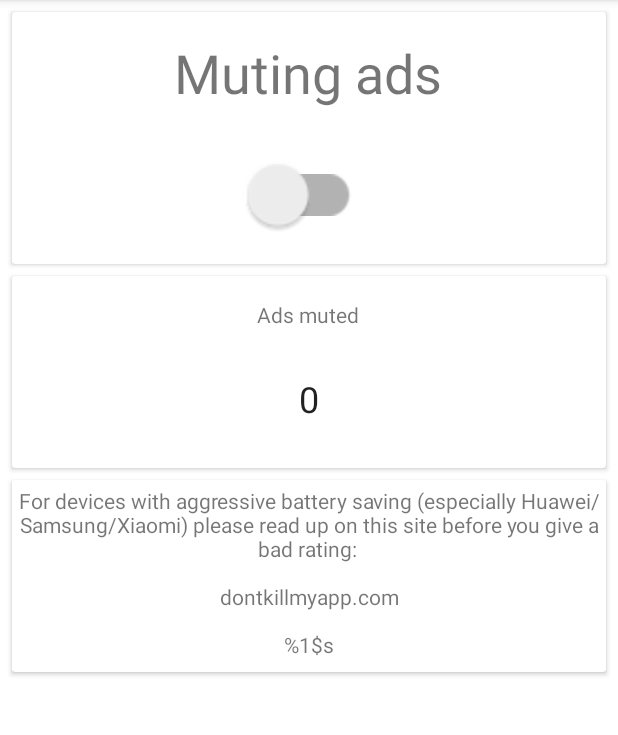
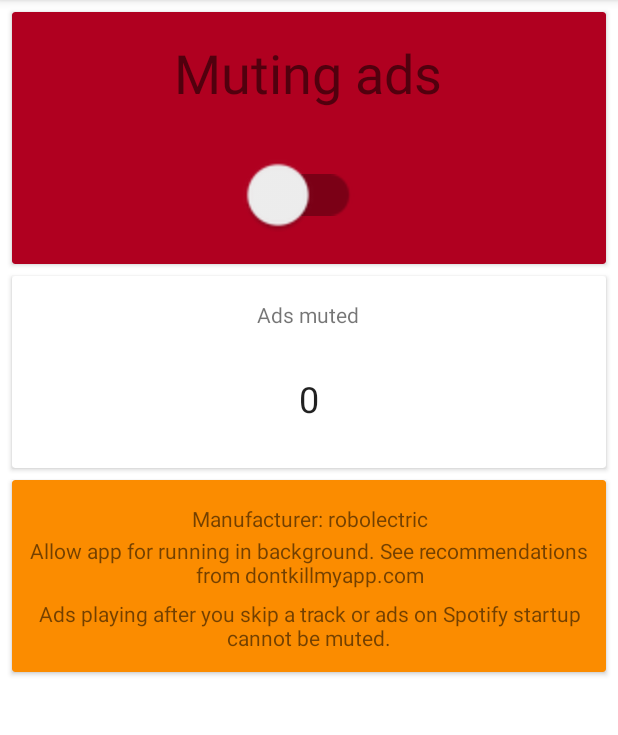
Before and after one commit to samu-developments/SpotMute, an Android app: the screen it shows after launch (MainActivity), on a phone screen of 412 x 824 dp, the part 84-819 px from its top. Run offline under Robolectric (Android 15) with nearby library versions, the phone set to English and light mode, and no system bars.

Commit message:
Manufacturer info card

```diff
--- a/app/src/main/java/com/developments/samu/muteforspotify/MainActivity.kt
+++ b/app/src/main/java/com/developments/samu/muteforspotify/MainActivity.kt
@@ -21,7 +21,6 @@ import kotlinx.android.synthetic.main.activity_main.*
 
 private const val TAG = "MainActivity"
 
-// TODO: https://dontkillmyapp.com/apidoc
 
 class MainActivity : AppCompatActivity() {
     private val loggerServiceIntentForeground by lazy { Intent(LoggerService.ACTION_START_FOREGROUND, Uri.EMPTY, this, LoggerService::class.java) }
@@ -37,7 +36,7 @@ class MainActivity : AppCompatActivity() {
         }
 
         card_view_help.setOnClickListener { DokiDialog.show(this@MainActivity) }
-
+        tv_help_manufacturer.text = getString(R.string.mute_info_manufacturer, Build.MANUFACTURER)
     }
 
     // If Spotify is installed; show a 'enable broadcast' dialog. If not
--- a/app/src/main/java/com/developments/samu/muteforspotify/service/LoggerService.kt
+++ b/app/src/main/java/com/developments/samu/muteforspotify/service/LoggerService.kt
@@ -186,7 +186,7 @@ class LoggerService : Service() {
      10. The need for two handlers, one for muting and one for unmuting is because we want to delay the
      unmuting, but at the same time set a new timer for muting (for the new song).
      */
-
+    // FIXME: does not handle 'reset' song (pressing previous button)
     private fun log(song: Song) {
         Log.d(LOG_TAG, "log:log called $song")
         if (song.id == lastSong.id && song.playing == lastSong.playing) return  // nothing new to do
--- a/app/src/main/res/layout/activity_main.xml
+++ b/app/src/main/res/layout/activity_main.xml
@@ -15,7 +15,8 @@
         android:layout_marginRight="8dp"
         app:layout_constraintEnd_toEndOf="parent"
         app:layout_constraintStart_toStartOf="parent"
-        app:layout_constraintTop_toTopOf="parent">
+        app:layout_constraintTop_toTopOf="parent"
+        app:cardBackgroundColor="@color/colorWarning">
 
         <androidx.constraintlayout.widget.ConstraintLayout
             android:layout_width="match_parent"
@@ -61,7 +62,8 @@
         android:layout_marginRight="8dp"
         app:layout_constraintEnd_toEndOf="parent"
         app:layout_constraintStart_toStartOf="parent"
-        app:layout_constraintTop_toBottomOf="@+id/card_view_status">
+        app:layout_constraintTop_toBottomOf="@+id/card_view_status"
+        >
 
         <androidx.constraintlayout.widget.ConstraintLayout
             android:layout_width="match_parent"
@@ -108,20 +110,51 @@
         app:layout_constraintHorizontal_bias="0.0"
         app:layout_constraintStart_toStartOf="parent"
         app:layout_constraintTop_toBottomOf="@+id/card_view_counter"
-        app:layout_constraintVertical_bias="0.0">
+        app:layout_constraintVertical_bias="0.0"
+        app:cardBackgroundColor="@color/colorInfo">
 
-        <TextView
-            android:id="@+id/tv_help"
+        <androidx.constraintlayout.widget.ConstraintLayout
             android:layout_width="match_parent"
-            android:layout_height="wrap_content"
-            android:layout_marginLeft="4dp"
-            android:layout_marginTop="4dp"
-            android:layout_marginRight="4dp"
-            android:layout_marginBottom="4dp"
-            android:text="@string/mute_info_device"
-            android:textAlignment="center"
-            app:layout_constraintTop_toTopOf="parent"
-            tools:text="Information based on user phone, eg. Samsung/Huawei background killing" />
+            android:layout_height="match_parent">
+
+            <TextView
+                android:id="@+id/tv_help_dkma"
+                android:layout_width="match_parent"
+                android:layout_height="wrap_content"
+                android:layout_marginTop="4dp"
+                android:text="@string/mute_info_dkma"
+                android:textAlignment="center"
+                app:layout_constraintBottom_toTopOf="@+id/tv_help_skip_startup"
+                app:layout_constraintTop_toTopOf="@id/tv_help_manufacturer"
+                app:layout_constraintVertical_bias="0.728"
+                tools:layout_editor_absoluteX="0dp"
+                tools:text="Allow app for running in background. See recommendations from dontkillmyapp.com" />
+
+            <TextView
+                android:id="@+id/tv_help_manufacturer"
+                android:layout_width="match_parent"
+                android:layout_height="wrap_content"
+                android:layout_marginTop="16dp"
+                android:text="@string/mute_info_manufacturer"
+                android:textAlignment="center"
+                app:layout_constraintTop_toTopOf="parent"
+                tools:layout_editor_absoluteX="0dp"
+                tools:text="Your manufacturer: %1$s" />
+
+            <TextView
+                android:id="@+id/tv_help_skip_startup"
+                android:layout_width="match_parent"
+                android:layout_height="wrap_content"
+                android:text="@string/mute_info_skip_startup"
+                android:textAlignment="center"
+                app:layout_constraintBottom_toBottomOf="parent"
+                app:layout_constraintTop_toTopOf="parent"
+                app:layout_constraintVertical_bias="0.853"
+                tools:layout_editor_absoluteX="0dp"
+                tools:text="Ads playing after you skip a track or ads on Spotify startup cannot be muted." />
+
+        </androidx.constraintlayout.widget.ConstraintLayout>
+
     </androidx.cardview.widget.CardView>
 
 
--- a/app/src/main/res/values/colors.xml
+++ b/app/src/main/res/values/colors.xml
@@ -4,6 +4,7 @@
     <color name="colorPrimaryDark">#008827</color>
     <color name="colorAccent">#62ec83</color>
     <color name="colorWarning">#B00020</color>
+    <color name="colorInfo">#FB8C00</color>
     <color name="colorOk">#1DB954</color>
     <color name="colorSurfaceDark">#353535</color>
 </resources>
--- a/app/src/main/res/values/strings.xml
+++ b/app/src/main/res/values/strings.xml
@@ -2,7 +2,8 @@
     <string name="app_name">Mute for Spotify</string>
     <string name="tile_mute">Mute ads</string>
 
-    <string name="mute_info_device">For devices with aggressive battery saving (especially Huawei/Samsung/Xiaomi) please read up on this site before you give a bad rating: \n\ndontkillmyapp.com\n\n%1$s</string>
+    <string name="mute_info_manufacturer">Manufacturer: %1$s</string>
+    <string name="mute_info_dkma">Allow app for running in background. See recommendations from dontkillmyapp.com</string>
     <string name="mute_info_skip_startup">Ads playing after you skip a track or ads on Spotify startup cannot be muted.</string>
 
     <string name="mute_info_ad_counter">%1$d</string>
```
